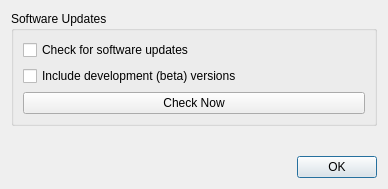
The window that gui/settingswidget.ui (phfaist/bibolamazi) describes before a commit, drawn with Qt 5.
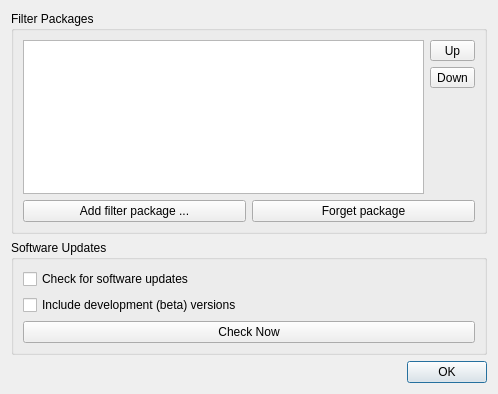
The same window after the commit.

Commit message: GUI to select filterpackages in settings dialog.

The edit to the form file:
```diff
--- a/gui/settingswidget.ui
+++ b/gui/settingswidget.ui
@@ -6,14 +6,85 @@
    <rect>
     <x>0</x>
     <y>0</y>
-    <width>388</width>
-    <height>189</height>
+    <width>498</width>
+    <height>394</height>
    </rect>
   </property>
   <property name="windowTitle">
    <string>Settings</string>
   </property>
   <layout class="QVBoxLayout" name="verticalLayout_2">
+   <item>
+    <widget class="QGroupBox" name="gbxFilterPackages">
+     <property name="title">
+      <string>Filter Packages</string>
+     </property>
+     <layout class="QGridLayout" name="gridLayout">
+      <item row="1" column="0" colspan="2">
+       <layout class="QHBoxLayout" name="horizontalLayout">
+        <item>
+         <widget class="QPushButton" name="btnFilterPackageAdd">
+          <property name="text">
+           <string>Add filter package ...</string>
+          </property>
+         </widget>
+        </item>
+        <item>
+         <widget class="QPushButton" name="btnFilterPackageRemove">
+          <property name="text">
+           <string>Forget package</string>
+          </property>
+         </widget>
+        </item>
+       </layout>
+      </item>
+      <item row="0" column="0">
+       <widget class="QTreeView" name="lstFilterPackages">
+        <property name="indentation">
+         <number>0</number>
+        </property>
+       </widget>
+      </item>
+      <item row="0" column="1">
+       <layout class="QVBoxLayout" name="verticalLayout_3">
+        <item>
+         <widget class="QToolButton" name="btnFilterPackageMoveUp">
+          <property name="sizePolicy">
+           <sizepolicy hsizetype="Preferred" vsizetype="Fixed">
+            <horstretch>0</horstretch>
+            <verstretch>0</verstretch>
+           </sizepolicy>
+          </property>
+          <property name="text">
+           <string>Up</string>
+          </property>
+         </widget>
+        </item>
+        <item>
+         <widget class="QToolButton" name="btnFilterPackageMoveDown">
+          <property name="text">
+           <string>Down</string>
+          </property>
+         </widget>
+        </item>
+        <item>
+         <spacer name="verticalSpacer_2">
+          <property name="orientation">
+           <enum>Qt::Vertical</enum>
+          </property>
+          <property name="sizeHint" stdset="0">
+           <size>
+            <width>20</width>
+            <height>40</height>
+           </size>
+          </property>
+         </spacer>
+        </item>
+       </layout>
+      </item>
+     </layout>
+    </widget>
+   </item>
    <item>
     <widget class="QGroupBox" name="frmUpdates">
      <property name="title">
```
The commit also changes 6 other files.
